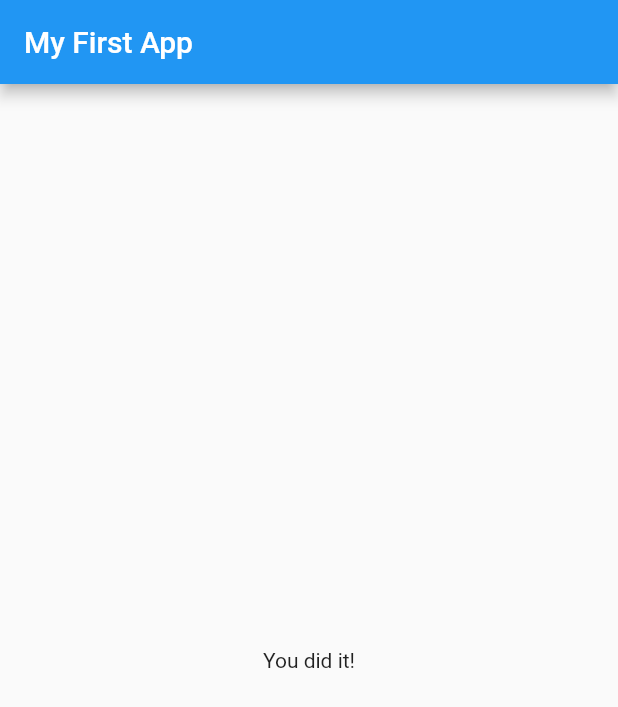
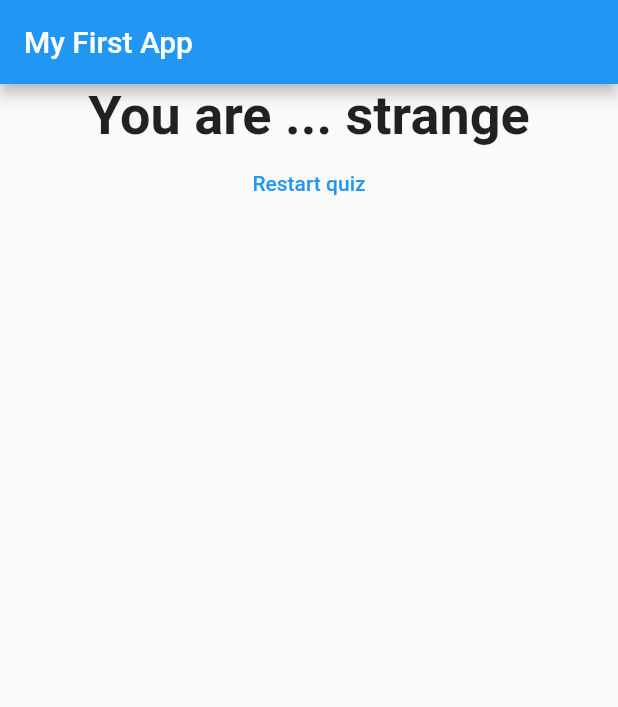
Before and after one commit to kguertin/learn_flutter, a Flutter app: the screen it shows after launch, after a tap on "Black", after a tap on "Cat", after a tap on "Pizza", on a phone screen of 412 x 824 dp. Shown: the top 707 px of the screen. Run offline on Flutter 3.47's test engine with Material 2 defaults, Android fonts, the light colour scheme and no system bars.

Commit message:
reset quiz after showing result

```diff
--- a/flutter_basics/lib/main.dart
+++ b/flutter_basics/lib/main.dart
@@ -46,6 +46,13 @@ class _MyAppState extends State<MyApp> {
   var _questionIndex = 0;
   var _totalScore = 0;
 
+  void _resetQuiz() {
+    setState(() {
+      _questionIndex = 0;
+      _totalScore = 0;
+    });
+  }
+
   void _answerQuestion(int score) {
     _totalScore += score;
     setState(() {
@@ -70,7 +77,7 @@ class _MyAppState extends State<MyApp> {
                 questions: _questions,
                 questionIndex: _questionIndex,
               )
-            : Result(),
+            : Result(_totalScore, _resetQuiz),
       ),
     );
   }
--- a/flutter_basics/lib/result.dart
+++ b/flutter_basics/lib/result.dart
@@ -1,10 +1,40 @@
 import 'package:flutter/material.dart';
 
 class Result extends StatelessWidget {
+  final int resultScore;
+  final Function resetHandler;
+
+  Result(this.resultScore, this.resetHandler);
+
+  String get resultPhrase {
+    String resultText;
+    if (resultScore <= 8) {
+      resultText = 'You are awesome and innocent!';
+    } else if (resultScore <= 12) {
+      resultText = 'Pretty likeable';
+    } else if (resultScore <= 16) {
+      resultText = "You are ... strange";
+    } else {
+      resultText = 'You are so bad!';
+    }
+    return resultText;
+  }
+
   @override
   Widget build(BuildContext context) {
     return Center(
-      child: Text("You did it!"),
+      child: Column(children: <Widget>[
+        Text(
+          resultPhrase,
+          style: TextStyle(fontSize: 36, fontWeight: FontWeight.bold),
+          textAlign: TextAlign.center,
+        ),
+        FlatButton(
+          child: Text("Restart quiz"),
+          textColor: Colors.blue,
+          onPressed: resetHandler,
+        )
+      ]),
     );
   }
 }
```
